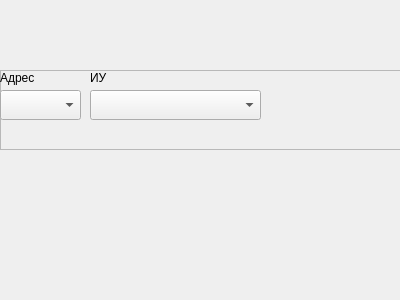
Before: the Qt Designer form m_cfg/unitWidgets/widget_adam.ui in xXRadioHeadXx/start7, drawn with Qt 5.
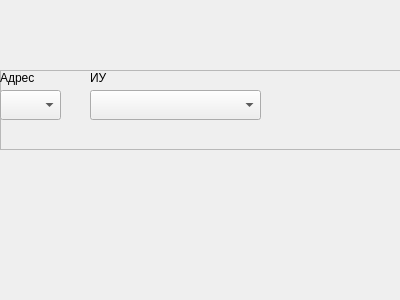
After: the same form once the commit is applied.

The edit to the form file:
```diff
--- a/m_cfg/unitWidgets/widget_adam.ui
+++ b/m_cfg/unitWidgets/widget_adam.ui
@@ -41,19 +41,6 @@
      <string>ИУ</string>
     </property>
    </widget>
-   <widget class="QComboBox" name="Num1">
-    <property name="geometry">
-     <rect>
-      <x>0</x>
-      <y>20</y>
-      <width>81</width>
-      <height>30</height>
-     </rect>
-    </property>
-    <property name="sizeAdjustPolicy">
-     <enum>QComboBox::AdjustToMinimumContentsLengthWithIcon</enum>
-    </property>
-   </widget>
    <widget class="QLabel" name="label_102">
     <property name="geometry">
      <rect>
@@ -80,6 +67,19 @@
      <enum>QComboBox::AdjustToMinimumContentsLengthWithIcon</enum>
     </property>
    </widget>
+   <widget class="QComboBox" name="Num1">
+    <property name="geometry">
+     <rect>
+      <x>0</x>
+      <y>20</y>
+      <width>61</width>
+      <height>30</height>
+     </rect>
+    </property>
+    <property name="sizeAdjustPolicy">
+     <enum>QComboBox::AdjustToMinimumContentsLengthWithIcon</enum>
+    </property>
+   </widget>
   </widget>
  </widget>
  <resources/>
```
